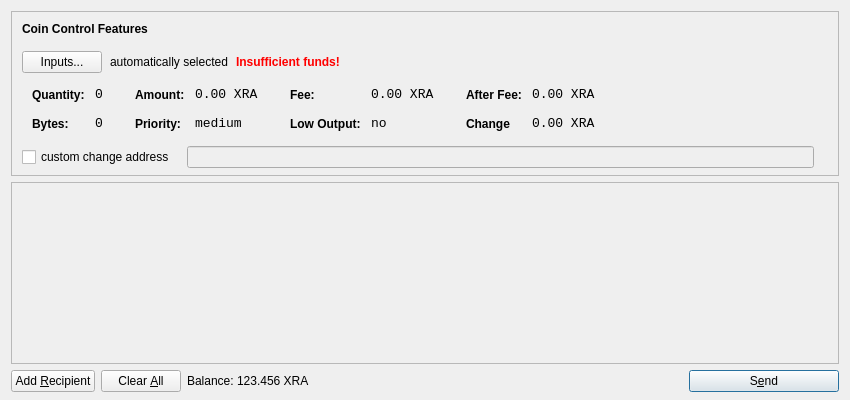
First picture: the form in src/qt/forms/sendcoinsdialog.ui, repository regtable/ratecoin, before the edit.
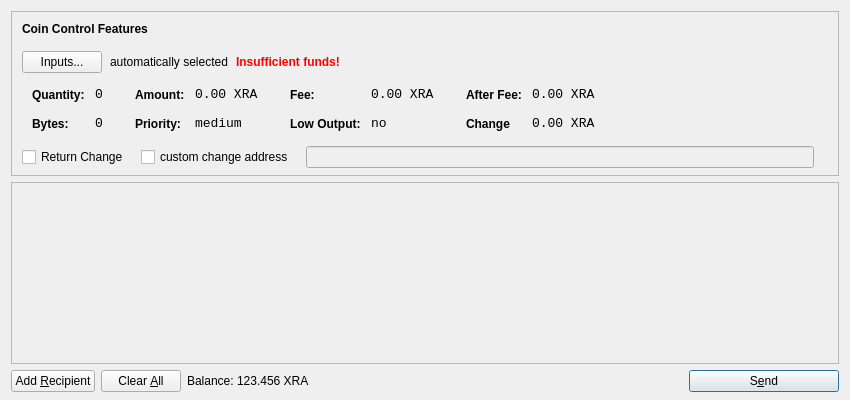
Second picture: the form after the edit. Icons and pictures are not drawn.

Commit message:
Coin Control Return Change
Borrowed from HyperStake

Patch:
```diff
--- a/src/qt/forms/sendcoinsdialog.ui
+++ b/src/qt/forms/sendcoinsdialog.ui
@@ -540,7 +540,7 @@
          </widget>
         </item>
         <item>
-         <layout class="QHBoxLayout" name="horizontalLayoutCoinControl4" stretch="0,0,0">
+         <layout class="QHBoxLayout" name="horizontalLayoutCoinControl4" stretch="0,0,0,0">
           <property name="spacing">
            <number>12</number>
           </property>
@@ -554,6 +554,13 @@
            <number>5</number>
           </property>
           <item>
+		  <widget class="QCheckBox" name="returnChangeCheckBox">
+		  <property name="text">
+		  <string>Return Change</string>
+		  </property>
+		  </widget>
+		  </item>
+		  <item>
            <widget class="QCheckBox" name="checkBoxCoinControlChange">
             <property name="text">
              <string>custom change address</string>
```
Left out of the diff: 2 changed lines with no effect on the pictures. The commit also changes 4 other files.
